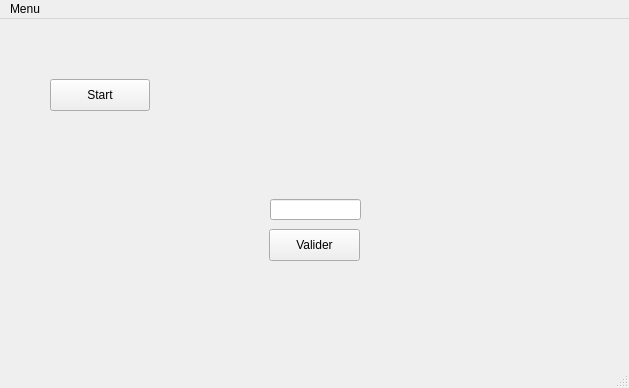
Old version of the form mainwindow.ui in the repository Vatix1/Pendu.
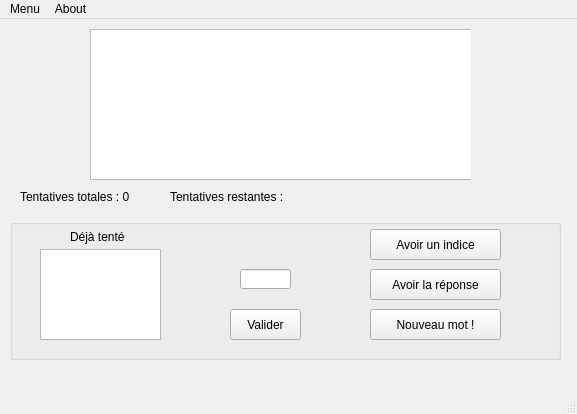
New version of the form.

```diff
--- a/mainwindow.ui
+++ b/mainwindow.ui
@@ -6,108 +6,202 @@
    <rect>
     <x>0</x>
     <y>0</y>
-    <width>629</width>
-    <height>388</height>
+    <width>577</width>
+    <height>414</height>
    </rect>
   </property>
-  <property name="sizePolicy">
-   <sizepolicy hsizetype="Maximum" vsizetype="Maximum">
-    <horstretch>0</horstretch>
-    <verstretch>0</verstretch>
-   </sizepolicy>
-  </property>
   <property name="windowTitle">
    <string>MainWindow</string>
   </property>
-  <widget class="QWidget" name="centralwidget">
-   <widget class="QLabel" name="hiddenWordLabel">
+  <widget class="QWidget" name="centralWidget">
+   <widget class="QGroupBox" name="groupBox">
     <property name="geometry">
      <rect>
-      <x>280</x>
-      <y>70</y>
-      <width>58</width>
-      <height>16</height>
+      <x>10</x>
+      <y>200</y>
+      <width>551</width>
+      <height>141</height>
      </rect>
     </property>
-    <property name="sizePolicy">
-     <sizepolicy hsizetype="Maximum" vsizetype="Maximum">
-      <horstretch>0</horstretch>
-      <verstretch>0</verstretch>
-     </sizepolicy>
-    </property>
-    <property name="text">
+    <property name="title">
      <string/>
     </property>
+    <widget class="QPushButton" name="buttonEnter">
+     <property name="geometry">
+      <rect>
+       <x>220</x>
+       <y>90</y>
+       <width>71</width>
+       <height>31</height>
+      </rect>
+     </property>
+     <property name="text">
+      <string>Valider</string>
+     </property>
+    </widget>
+    <widget class="QLineEdit" name="inputChar">
+     <property name="geometry">
+      <rect>
+       <x>230</x>
+       <y>50</y>
+       <width>51</width>
+       <height>20</height>
+      </rect>
+     </property>
+     <property name="maxLength">
+      <number>1</number>
+     </property>
+     <property name="alignment">
+      <set>Qt::AlignCenter</set>
+     </property>
+    </widget>
+    <widget class="QLabel" name="labelAttempted">
+     <property name="geometry">
+      <rect>
+       <x>60</x>
+       <y>10</y>
+       <width>81</width>
+       <height>16</height>
+      </rect>
+     </property>
+     <property name="text">
+      <string>Déjà tenté</string>
+     </property>
+    </widget>
+    <widget class="QTextBrowser" name="attemptedChars">
+     <property name="geometry">
+      <rect>
+       <x>30</x>
+       <y>30</y>
+       <width>121</width>
+       <height>91</height>
+      </rect>
+     </property>
+    </widget>
+    <widget class="QPushButton" name="buttonResign">
+     <property name="geometry">
+      <rect>
+       <x>360</x>
+       <y>50</y>
+       <width>131</width>
+       <height>31</height>
+      </rect>
+     </property>
+     <property name="text">
+      <string>Avoir la réponse</string>
+     </property>
+    </widget>
+    <widget class="QPushButton" name="buttonNewWord">
+     <property name="geometry">
+      <rect>
+       <x>360</x>
+       <y>90</y>
+       <width>131</width>
+       <height>31</height>
+      </rect>
+     </property>
+     <property name="text">
+      <string>Nouveau mot !</string>
+     </property>
+    </widget>
+    <widget class="QPushButton" name="buttonHint">
+     <property name="geometry">
+      <rect>
+       <x>360</x>
+       <y>10</y>
+       <width>131</width>
+       <height>31</height>
+      </rect>
+     </property>
+     <property name="text">
+      <string>Avoir un indice</string>
+     </property>
+    </widget>
    </widget>
-   <widget class="QLineEdit" name="guessLineEdit">
+   <widget class="QWidget" name="widget" native="true">
     <property name="geometry">
      <rect>
-      <x>270</x>
-      <y>180</y>
-      <width>91</width>
-      <height>21</height>
+      <x>10</x>
+      <y>10</y>
+      <width>461</width>
+      <height>181</height>
      </rect>
     </property>
-   </widget>
-   <widget class="QPushButton" name="validateButton">
-    <property name="geometry">
-     <rect>
-      <x>269</x>
-      <y>210</y>
-      <width>91</width>
-      <height>32</height>
-     </rect>
-    </property>
-    <property name="text">
-     <string>Valider</string>
-    </property>
-   </widget>
-   <widget class="QPushButton" name="startButton">
-    <property name="geometry">
-     <rect>
-      <x>50</x>
-      <y>60</y>
-      <width>100</width>
-      <height>32</height>
-     </rect>
-    </property>
-    <property name="text">
-     <string>Start</string>
-    </property>
-   </widget>
-   <widget class="QLabel" name="usedLettersLabel">
-    <property name="geometry">
-     <rect>
-      <x>210</x>
-      <y>260</y>
-      <width>391</width>
-      <height>20</height>
-     </rect>
-    </property>
-    <property name="text">
-     <string/>
-    </property>
+    <widget class="QGraphicsView" name="graphicsView">
+     <property name="geometry">
+      <rect>
+       <x>80</x>
+       <y>0</y>
+       <width>391</width>
+       <height>151</height>
+      </rect>
+     </property>
+    </widget>
+    <widget class="QLabel" name="labelNumAttempts">
+     <property name="geometry">
+      <rect>
+       <x>10</x>
+       <y>160</y>
+       <width>131</width>
+       <height>16</height>
+      </rect>
+     </property>
+     <property name="text">
+      <string>Tentatives totales : 0</string>
+     </property>
+    </widget>
+    <widget class="QLabel" name="labelAttemptsLeft">
+     <property name="geometry">
+      <rect>
+       <x>160</x>
+       <y>160</y>
+       <width>161</width>
+       <height>16</height>
+      </rect>
+     </property>
+     <property name="text">
+      <string>Tentatives restantes :</string>
+     </property>
+    </widget>
    </widget>
   </widget>
-  <widget class="QMenuBar" name="menubar">
+  <widget class="QStatusBar" name="statusBar"/>
+  <widget class="QMenuBar" name="menuBar">
    <property name="geometry">
     <rect>
      <x>0</x>
      <y>0</y>
-     <width>629</width>
+     <width>577</width>
      <height>24</height>
     </rect>
    </property>
-   <widget class="QMenu" name="menuLe_pendu">
+   <widget class="QMenu" name="menuChoose_Word_List">
     <property name="title">
      <string>Menu</string>
     </property>
     <addaction name="separator"/>
    </widget>
-   <addaction name="menuLe_pendu"/>
+   <widget class="QMenu" name="menuAbout">
+    <property name="title">
+     <string>About</string>
+    </property>
+    <addaction name="actionAbout"/>
+   </widget>
+   <addaction name="menuChoose_Word_List"/>
+   <addaction name="menuAbout"/>
   </widget>
-  <widget class="QStatusBar" name="statusbar"/>
+  <action name="actionChoose_New_Word_List">
+   <property name="text">
+    <string>Choose New Word List</string>
+   </property>
+  </action>
+  <action name="actionAbout">
+   <property name="text">
+    <string>About</string>
+   </property>
+  </action>
  </widget>
+ <layoutdefault spacing="6" margin="11"/>
  <resources/>
  <connections/>
 </ui>
```
Left out of the diff: 4 changed lines with no effect on the pictures.
